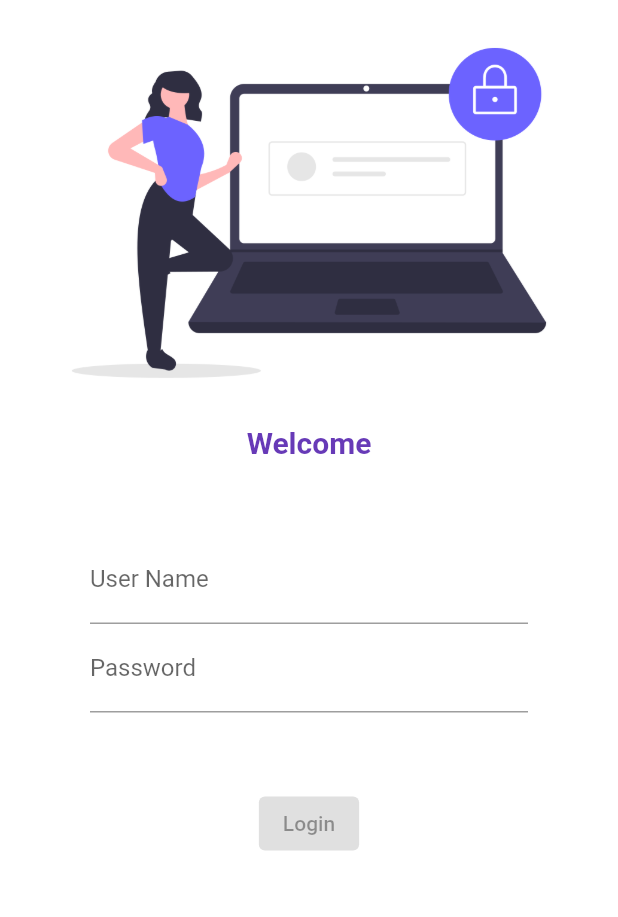
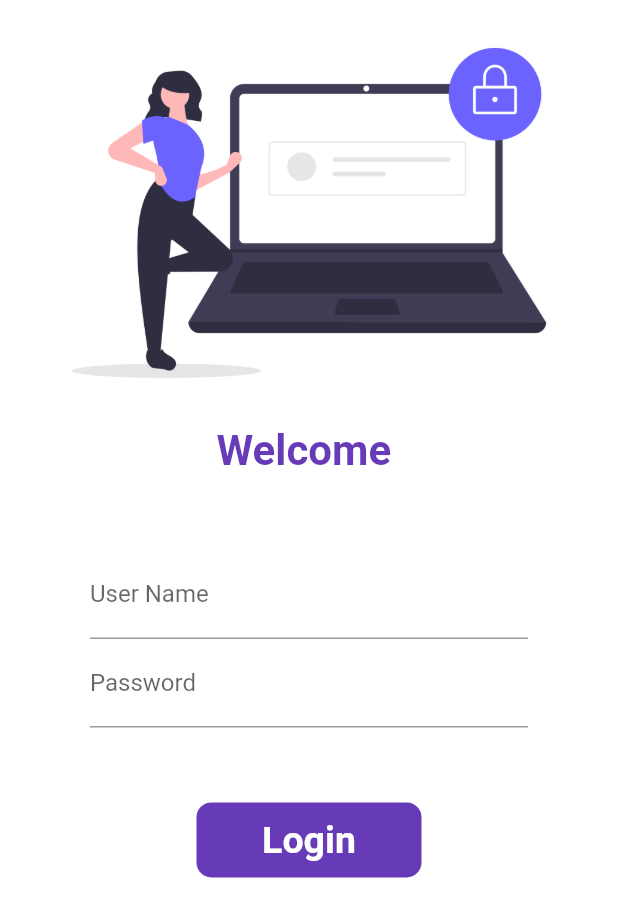
Before and after one commit to umarflutter/Flutter-Tutorial, a Flutter app: the screen it shows after launch, on a phone screen of 412 x 824 dp. Shown: the top 917 px of the screen. Run offline on Flutter 3.47's test engine with Material 2 defaults, Android fonts, the phone set to English and light mode, and no system bars.

Commit message:
day 6 comleted

```diff
--- a/lib/main.dart
+++ b/lib/main.dart
@@ -1,6 +1,7 @@
 import 'package:flutter/material.dart';
 import 'package:newflapps/pages/home_page.dart';
 import 'package:newflapps/pages/login_page.dart';
+import 'package:newflapps/utils/routs.dart';
 
 void main() {
   runApp(MyApp());
@@ -22,11 +23,11 @@ class MyApp extends StatelessWidget {
       darkTheme: ThemeData(
         brightness: Brightness.dark,
       ),
-
+     debugShowCheckedModeBanner: false,
       routes: {
        "/" :(context) => LoginPage(),
-       "/Login": (context) => LoginPage(),
-       "/Home" : (context) => HomePage()
+       MyRoutes.loginRout: (context) => LoginPage(),
+       MyRoutes.homeRout: (context) => HomePage()
       },
     );
   }
--- a/lib/pages/login_page.dart
+++ b/lib/pages/login_page.dart
@@ -1,37 +1,51 @@
+import 'package:flutter/material.dart';
+import 'package:newflapps/utils/routs.dart';
 
-import 'package:flutter/material.dart';
-class LoginPage extends StatelessWidget {
-  const LoginPage({ Key? key }) : super(key: key);
+class LoginPage extends StatefulWidget {
+  const LoginPage({Key? key}) : super(key: key);
 
+  @override
+  _LoginPageState createState() => _LoginPageState();
+}
+
+class _LoginPageState extends State<LoginPage> {
+  String name = "";
+  bool changeButton = false;
   @override
   Widget build(BuildContext context) {
     return Material(
       color: Colors.white,
+      child: SingleChildScrollView(
         child: Column(
           children: [
-         Image.asset("assets/images/login.png", fit: BoxFit.cover,),
+            Image.asset(
+              "assets/images/login.png",
+              fit: BoxFit.cover,
+            ),
             Text(
-           "Welcome",
+              "Welcome $name",
               style: TextStyle(
                 color: Colors.deepPurple,
-             fontSize: 20,
+                fontSize: 28,
                 fontWeight: FontWeight.bold,
               ),
             ),
             SizedBox(
               height: 20.0,
             ),
-         Padding(padding:
-         const EdgeInsets.symmetric(vertical: 30, horizontal: 60),
-child :Column(
+            Padding(
+              padding: const EdgeInsets.symmetric(vertical: 30, horizontal: 60),
+              child: Column(
                 children: [
-
-
                   TextFormField(
                     decoration: InputDecoration(
                       hintText: "Enter User Name",
                       labelText: "User Name",
                     ),
+                    onChanged: (value) {
+                      name = value;
+                      setState(() {});
+                    },
                   ),
                   TextFormField(
                     obscureText: true,
@@ -43,15 +57,61 @@ child :Column(
                   SizedBox(
                     height: 50.0,
                   ),
-         ElevatedButton(onPressed: (){
-           print("hi umar")
-         }, child: Text("Login")
+                  InkWell(
+                    onTap: () async {
+                      setState(() {
+                        changeButton = true;
+                      });
+                      await Future.delayed(Duration(seconds: 1));
+                      Navigator.pushNamed(context, MyRoutes.homeRout);
+                    },
+                    child: AnimatedContainer(
+                      duration: Duration(seconds: 1),
+                      height: 50,
+                      width: changeButton ? 80 : 150,
+                      alignment: Alignment.center,
+                      child: changeButton
+                          ? Icon(
+                              Icons.done,
+                              color: Colors.white,
+
                             )
+                          : Text(
+                              "Login",
+                              style: TextStyle(
+                                color: Colors.white,
+                                fontWeight: FontWeight.bold,
+                                fontSize: 25,
+                              ),
+                            ),
+                      decoration: BoxDecoration(
+                        color: Colors.deepPurple,
+                        //  shape: changeButton ?
+                        //  BoxShape.circle
+                        // :BoxShape.rectangle,
+                        borderRadius:
+                            BorderRadius.circular(changeButton ? 8 : 10),
+                      ),
+                    ),
+                  ),
+
+                  // ElevatedButton(
+                  //   child: Text(
+                  //     "Login",
+                  //     style: TextStyle(fontSize: 25),
+                  //   ),
+                  //   style: TextButton.styleFrom(minimumSize: Size(120, 50)),
+
+                  //   onPressed: () {
+                  //     Navigator.pushNamed(context, MyRoutes.homeRout);
+                  //   },
+                  // )
                 ],
               ),
             ),
           ],
         ),
+      ),
     );
   }
 }
--- /dev/null
+++ b/lib/utils/routs.dart
@@ -0,0 +1,4 @@
+class MyRoutes {
+  static String loginRout = "/Login";
+   static String homeRout = "/Home";
+}
```
Lines whose indentation alone changed are shown as unchanged.
